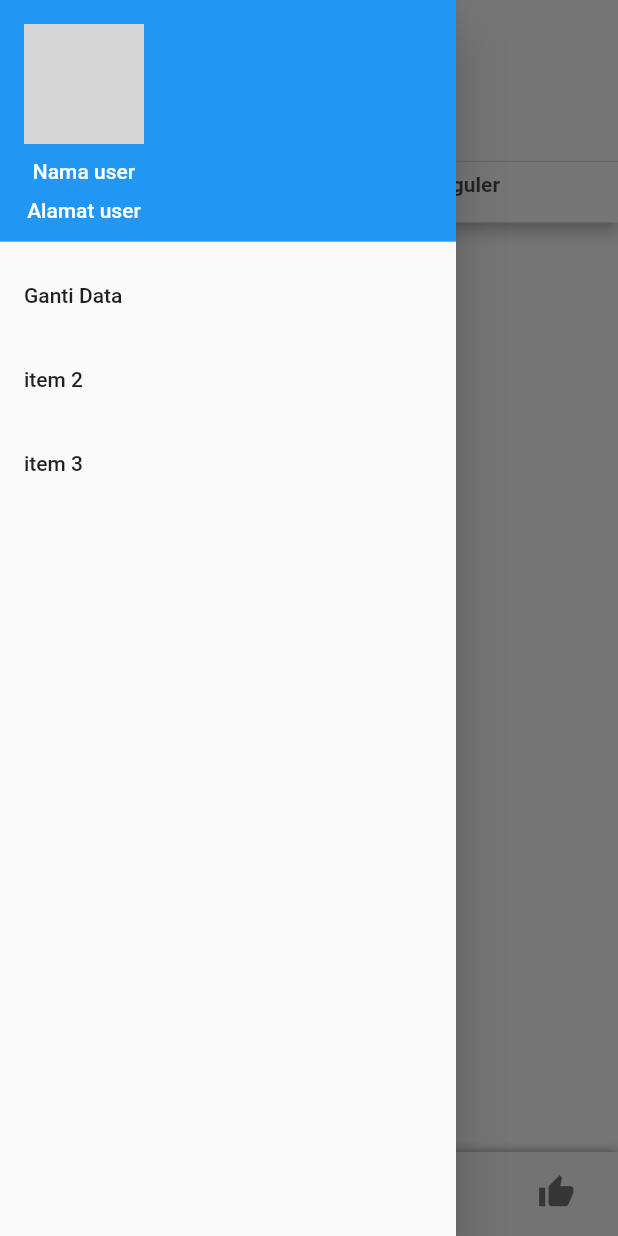
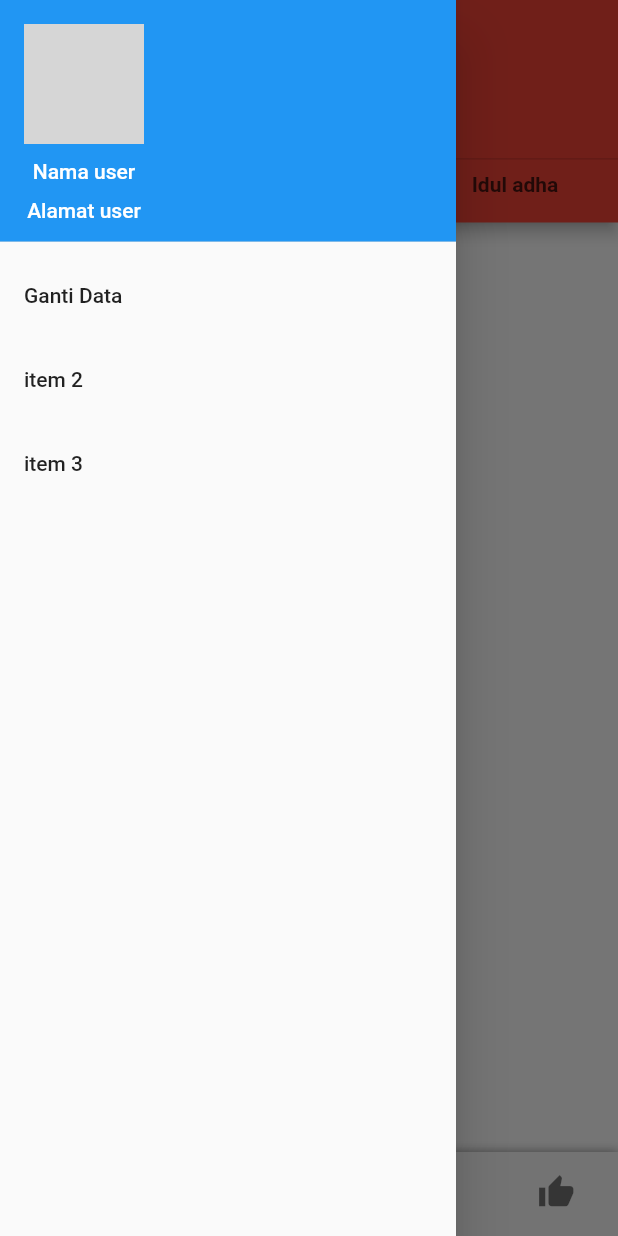
Before and after one commit to feriwnarta/aplikasi_rw, a Flutter app: the screen it shows after launch, item 3 of the bottom bar chosen, with the side drawer open, on a phone screen of 412 x 824 dp. Run offline on Flutter 3.47's test engine with Material 2 defaults, Android fonts, the phone set to English and light mode, and no system bars; our stand-ins replace cached_network_image, carousel_slider, flutter_bloc, font_awesome_flutter, image_picker, smooth_page_indicator; network calls fail; grey boxes are pictures that could not be loaded.

Commit message:
update bills screen dengan bloc

```diff
--- /dev/null
+++ b/lib/bloc/bills_reguler_screen_bloc.dart
@@ -0,0 +1,21 @@
+import 'package:aplikasi_rw/model/bills_history_model.dart';
+import 'package:flutter_bloc/flutter_bloc.dart';
+
+class BillRegulerEvent {
+  int index;
+  bool isExpanded;
+
+  BillRegulerEvent({this.index, this.isExpanded});
+}
+
+class BillRegulerBloc extends Bloc<BillRegulerEvent, List<BillsHistoryModel>> {
+  BillRegulerBloc(List<BillsHistoryModel> initialState) : super(initialState);
+
+  @override
+  Stream<List<BillsHistoryModel>> mapEventToState(BillRegulerEvent event) async* {
+    List<BillsHistoryModel> model = BillsHistoryModel.getBillsHistory();
+    model[event.index].isExpanded = event.isExpanded;
+    yield model;
+  }
+
+}
--- /dev/null
+++ b/lib/bloc/bills_tab_bloc.dart
@@ -0,0 +1,12 @@
+import 'package:aplikasi_rw/model/bills_tab_model.dart';
+import 'package:flutter_bloc/flutter_bloc.dart';
+import 'package:flutter/material.dart';
+
+class BillTabColorBloc extends Bloc<int, Color> {
+  BillTabColorBloc(Color initialState) : super(initialState);
+
+  @override
+  Stream<Color> mapEventToState(int event) async* {
+    yield BillTabModel.tabs()[event].colorsAppBar;
+  }
+}
--- a/lib/main.dart
+++ b/lib/main.dart
@@ -1,6 +1,9 @@
+import 'package:aplikasi_rw/bloc/bills_reguler_screen_bloc.dart';
+import 'package:aplikasi_rw/bloc/bills_tab_bloc.dart';
 import 'package:aplikasi_rw/bloc/carousel_bloc.dart';
 import 'package:aplikasi_rw/bloc/report_screen_bloc.dart';
 import 'package:aplikasi_rw/bloc/tempat_tulis_status_bloc.dart';
+import 'package:aplikasi_rw/model/bills_history_model.dart';
 import 'package:aplikasi_rw/screen/bills_screen/bills_screen.dart';
 import 'package:aplikasi_rw/screen/home_screen.dart';
 import 'package:aplikasi_rw/screen/report_screen.dart';
@@ -33,13 +36,20 @@ class MyApp extends StatelessWidget {
         ), // fungsi ..add akan langusung menjalankan blocnya
         BlocProvider<ReportScreenBloc>(
           create: (context) => ReportScreenBloc(ReportState()),
-        )
+        ),
+        BlocProvider<BillTabColorBloc>(
+          create: (context) => BillTabColorBloc(Colors.red),
+        ),
+        BlocProvider<BillRegulerBloc>(
+          create: (context) =>
+              BillRegulerBloc(BillsHistoryModel.getBillsHistory()),
+        ),
       ],
       child: MaterialApp(
         // debug banner
         debugShowCheckedModeBanner: false,
         home: TemplateScreen(),
-        theme: ThemeData(scaffoldBackgroundColor: Colors.white),
+        theme: ThemeData(scaffoldBackgroundColor: Colors.white), // set background color theme
       ),
     );
   }
@@ -68,14 +78,18 @@ class _TemplateScreenState extends State<TemplateScreen> {
 
   @override
   Widget build(BuildContext context) {
-    screens = [HomeScreen(scaffoldKey), ReportScreen(scaffoldKey), BillsScreen()];
+    screens = [
+      HomeScreen(scaffoldKey),
+      ReportScreen(scaffoldKey),
+      BillScreen()
+    ];
 
     heightPaddingGnav =
         MediaQuery.of(context).size.height - MediaQuery.of(context).padding.top;
     widthPaddingGnav = MediaQuery.of(context).size.width;
 
     SystemChrome.setSystemUIOverlayStyle(SystemUiOverlayStyle(
-      statusBarColor: Colors.white,
+      statusBarColor: Colors.transparent,
       statusBarIconBrightness: Brightness.dark,
     ));
 
--- /dev/null
+++ b/lib/model/bills_tab_model.dart
@@ -0,0 +1,33 @@
+import 'package:aplikasi_rw/screen/bills_screen/bills_reguler_screen.dart';
+import 'package:flutter/material.dart';
+
+class BillTab {
+  Tab tab;
+  Widget screen;
+  Color colorsAppBar;
+
+  BillTab({this.tab, this.screen, this.colorsAppBar});
+}
+
+class BillTabModel {
+
+  static List<BillTab> tabs() {
+    return [
+      BillTab(
+        colorsAppBar: Colors.red,
+        tab: Tab(text: '17 Agustus 2022',),
+        screen: Text('17 agustus')
+      ),
+      BillTab(
+        colorsAppBar: Colors.white,
+        tab: Tab(text: 'Reguler',),
+        screen: BillsRegulerScreen()
+      ),
+      BillTab(
+        colorsAppBar: Colors.blue,
+        tab: Tab(text: 'Idul adha',),
+        screen: Text('tagihan idul adha')
+      )
+    ];
+  }
+}
--- a/lib/screen/bills_screen/bills_screen.dart
+++ b/lib/screen/bills_screen/bills_screen.dart
@@ -1,21 +1,51 @@
+import 'package:aplikasi_rw/bloc/bills_tab_bloc.dart';
+import 'package:aplikasi_rw/model/bills_tab_model.dart';
 import 'package:aplikasi_rw/screen/bills_screen/bills_reguler_screen.dart';
 import 'package:flutter/material.dart';
+import 'package:flutter/services.dart';
+import 'package:flutter_bloc/flutter_bloc.dart';
 
-class BillsScreen extends StatelessWidget {
+class BillScreen extends StatefulWidget {
+  @override
+  State<BillScreen> createState() => _BillScreenState();
+}
+
+class _BillScreenState extends State<BillScreen>
+    with SingleTickerProviderStateMixin {
   double mediaSizeHeight;
+  TabController controller;
+
+  // bloc
+  BillTabColorBloc bloc;
+
+  @override
+  void initState() {
+    super.initState();
+    controller = TabController(length: BillTabModel.tabs().length, vsync: this);
+    bloc = BlocProvider.of<BillTabColorBloc>(context);
+    controller.addListener(() {
+      bloc.add(controller.index);
+    });
+  }
+
+  @override
+  void dispose() {
+    controller.dispose();
+    super.dispose();
+  }
 
   @override
   Widget build(BuildContext context) {
-    mediaSizeHeight = MediaQuery.of(context).size.height - MediaQuery.of(context).padding.top;
+    mediaSizeHeight =
+        MediaQuery.of(context).size.height - MediaQuery.of(context).padding.top;
 
-    return DefaultTabController(
-      length: 2,
-      child: Scaffold(
+    return BlocBuilder<BillTabColorBloc, Color>(
+      builder: (context, state) => Scaffold(
           appBar: PreferredSize(
             preferredSize: Size.fromHeight(mediaSizeHeight * 0.18),
             child: AppBar(
               brightness: Brightness.light,
-            backgroundColor: Colors.white,
+              backgroundColor: state,
               flexibleSpace: Container(
                 padding: EdgeInsets.only(bottom: 25),
                 child: Column(
@@ -23,7 +53,7 @@ class BillsScreen extends StatelessWidget {
                   mainAxisAlignment: MainAxisAlignment.spaceEvenly,
                   children: [
                     Container(
-                    margin: EdgeInsets.only(left: 20, top: 15),
+                      margin: EdgeInsets.only(left: 20, top: 10),
                       child: Column(
                           crossAxisAlignment: CrossAxisAlignment.start,
                           children: [
@@ -37,7 +67,7 @@ class BillsScreen extends StatelessWidget {
                             Text(
                               'citizen dues',
                               style: TextStyle(
-                            color: Colors.black,
+                                  color: Colors.blue[900],
                                   fontSize: 18,
                                   fontWeight: FontWeight.bold),
                             ),
@@ -50,28 +80,16 @@ class BillsScreen extends StatelessWidget {
                 ),
               ),
               bottom: TabBar(
+                  controller: controller,
                   labelColor: Colors.black,
-              labelStyle: TextStyle(
-                fontWeight: FontWeight.bold
-              ),
-              tabs: [
-                Tab(
-                  text: '17 Agustusan',
-                ),
-                Tab(
-                  text: 'Reguler',
-                ),
-              ],
-            ),
+                  labelStyle: TextStyle(fontWeight: FontWeight.bold),
+                  tabs: BillTabModel.tabs().map<Widget>((e) => e.tab).toList()),
             ),
           ),
           body: TabBarView(
-          children: [
-            Text('page 1'),
-            BillsRegulerScreen()
-          ],
-        )
-      ),
+            controller: controller,
+            children: BillTabModel.tabs().map<Widget>((e) => e.screen).toList(),
+          )),
     );
   }
 }
```
Also changed, not shown: lib/model/bills_history.dart (deleted, +0 -36 lines), lib/model/bills_history_model.dart (added, +83 -0 lines), lib/screen/bills_screen/bills_reguler_screen.dart (+122 -49 lines), lib/screen/bills_screen/event_bill_screen.dart (added, +10 -0 lines), lib/bloc/bills_screen_model.dart (added). Lines whose indentation alone changed are shown as unchanged.
